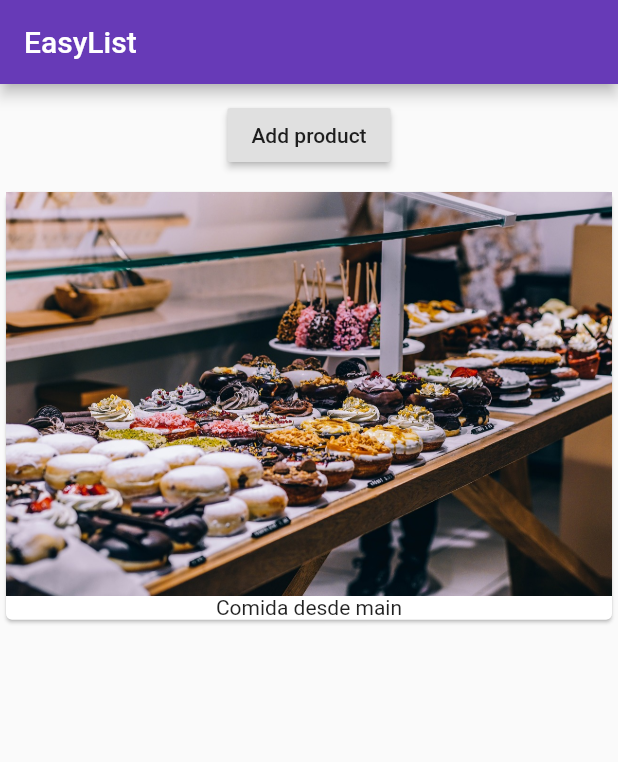
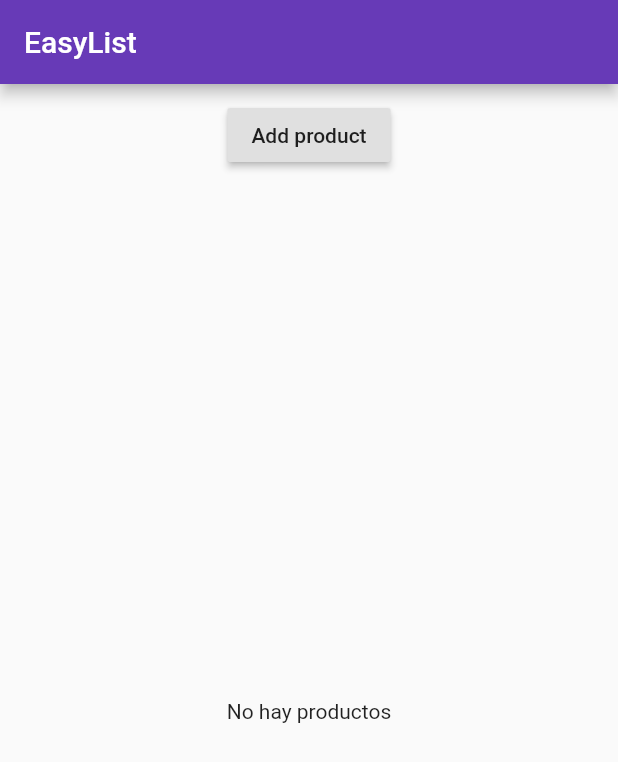
Before and after one commit to Amancaya/learning_flutter, a Flutter app: the screen it shows after launch, on a phone screen of 412 x 824 dp. Shown: the top 762 px of the screen. Run offline on Flutter 3.47's test engine with Material 2 defaults, Android fonts, the phone set to English and light mode, and no system bars.

Commit message:
rendering content conditionally

```diff
--- a/lib/main.dart
+++ b/lib/main.dart
@@ -24,7 +24,7 @@ class MyApp extends StatelessWidget {
       home: Scaffold(appBar: AppBar(
         title: Text("EasyList"),
       ),
-        body: ProductManager('Comida desde main'),
+        body: ProductManager(),
       ),
     );
   }
--- a/lib/product_manager.dart
+++ b/lib/product_manager.dart
@@ -5,7 +5,7 @@ import './product_control.dart';
 class ProductManager extends StatefulWidget {
   final String startingData;
 
-  ProductManager(this.startingData);
+  ProductManager({this.startingData});
 
   @override
   State<StatefulWidget> createState() {
@@ -22,7 +22,9 @@ class _ProductManagerState extends State<ProductManager> {
   void initState() {
     super.initState();
     //para usar las variables del padre
-    _products.add(widget.startingData);
+    if( widget.startingData != null ){
+      _products.add(widget.startingData);
+    }
   }
 
   @override
--- a/lib/products.dart
+++ b/lib/products.dart
@@ -19,9 +19,9 @@ class Products extends StatelessWidget {
 
   @override
   Widget build(BuildContext context) {
-    return ListView.builder(
+    return products.length > 0 ? ListView.builder(
         itemBuilder: _buildProductItem,
         itemCount: products.length,
-    );
+    ) : Center(child: Text("No hay productos"),);
   }
 }
```
